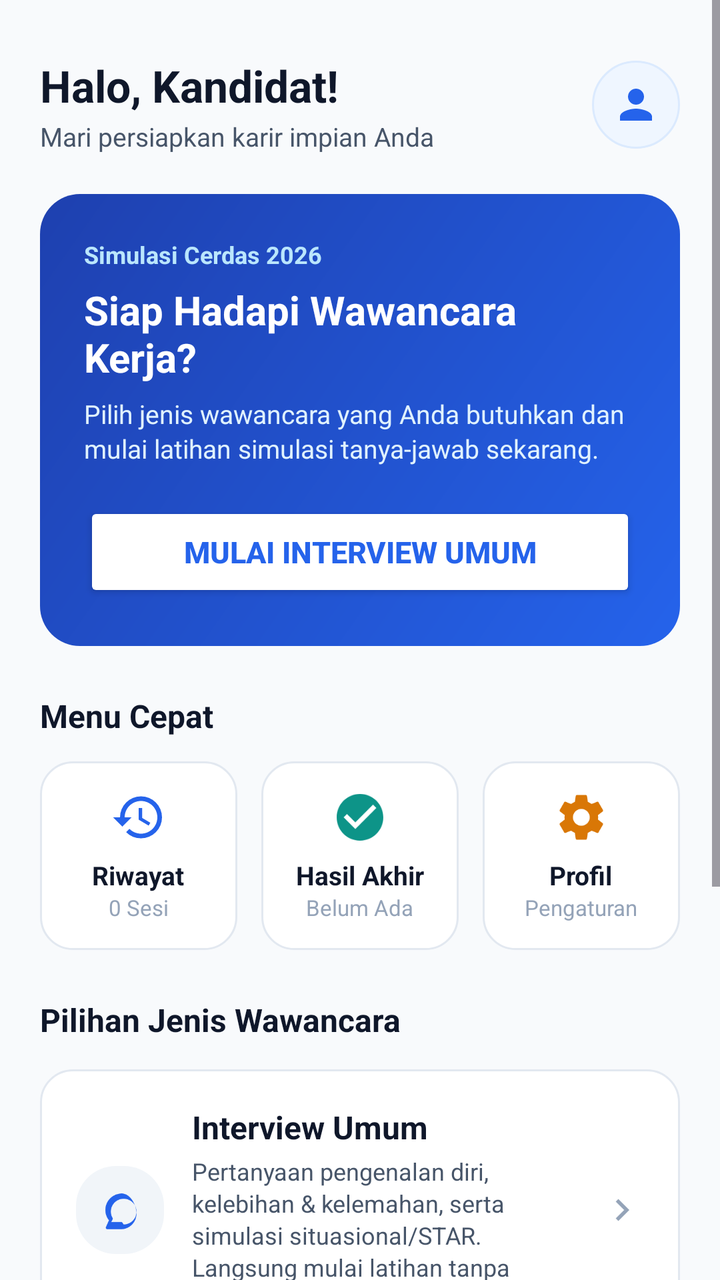
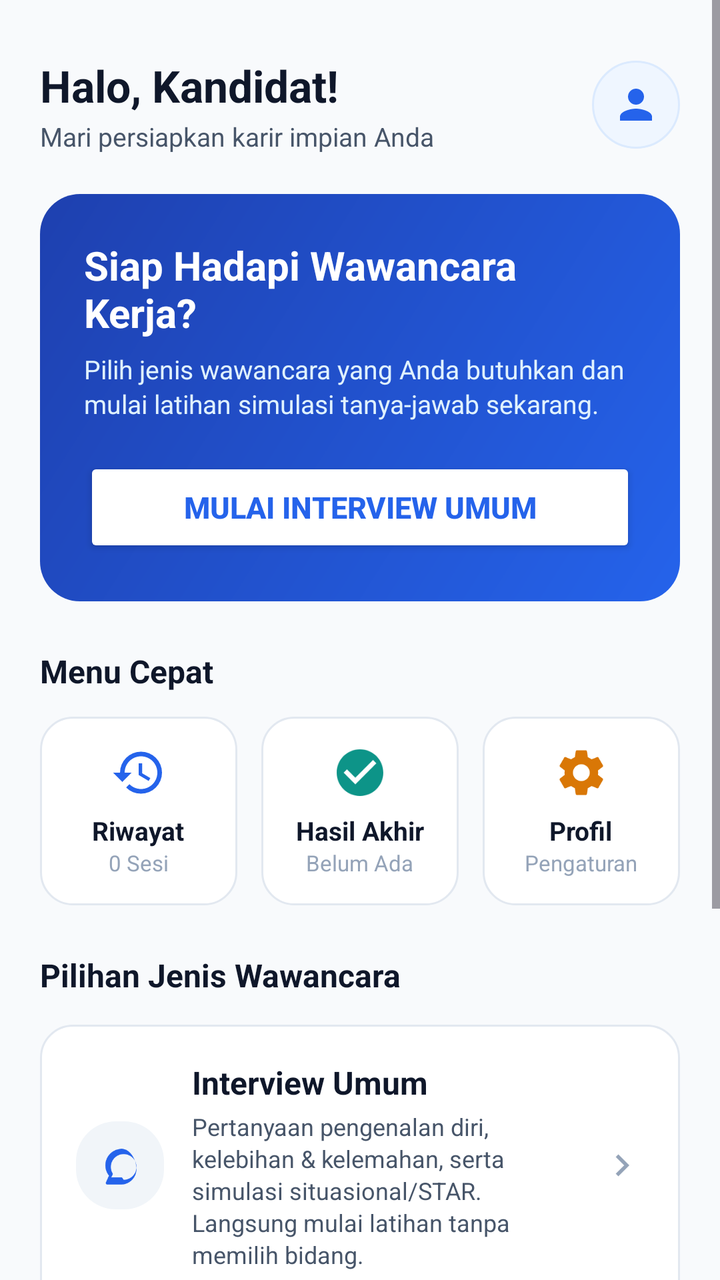

An Android layout rendered at two revisions. The XML below is the earlier revision; the diff shows what the commit changed to produce the second picture.
<!-- AndroidManifest.xml: application theme Theme.InterviewAI -->
<!-- res/layout/activity_home.xml -->
<?xml version="1.0" encoding="utf-8"?>
<ScrollView xmlns:android="http://schemas.android.com/apk/res/android"
    xmlns:app="http://schemas.android.com/apk/res-auto"
    android:id="@+id/main"
    android:layout_width="match_parent"
    android:layout_height="match_parent"
    android:background="@color/bg_light"
    android:fillViewport="true">

    <LinearLayout
        android:layout_width="match_parent"
        android:layout_height="wrap_content"
        android:orientation="vertical"
        android:padding="20dp">

        
        <LinearLayout
            android:layout_width="match_parent"
            android:layout_height="wrap_content"
            android:orientation="horizontal"
            android:gravity="center_vertical"
            android:layout_marginTop="8dp"
            android:layout_marginBottom="20dp">

            <LinearLayout
                android:layout_width="0dp"
                android:layout_height="wrap_content"
                android:layout_weight="1"
                android:orientation="vertical">

                <TextView
                    android:id="@+id/txtGreeting"
                    android:layout_width="wrap_content"
                    android:layout_height="wrap_content"
                    android:text="Halo, Kandidat!"
                    android:textColor="@color/text_primary"
                    android:textSize="22sp"
                    android:textStyle="bold" />

                <TextView
                    android:layout_width="wrap_content"
                    android:layout_height="wrap_content"
                    android:text="Mari persiapkan karir impian Anda"
                    android:textColor="@color/text_secondary"
                    android:textSize="13sp"
                    android:layout_marginTop="2dp" />
            </LinearLayout>

            
            <ImageView
                android:id="@+id/btnHeaderProfile"
                android:layout_width="44dp"
                android:layout_height="44dp"
                android:background="@drawable/bg_badge_score"
                android:padding="10dp"
                android:src="@drawable/ic_person"
                app:tint="@color/primary"
                android:contentDescription="Profil Saya" />

        </LinearLayout>

        
        <LinearLayout
            android:layout_width="match_parent"
            android:layout_height="wrap_content"
            android:background="@drawable/bg_hero_gradient"
            android:orientation="vertical"
            android:padding="22dp"
            android:layout_marginBottom="24dp">

            <TextView
                android:layout_width="wrap_content"
                android:layout_height="wrap_content"
                android:text="Simulasi Cerdas 2026"
                android:textColor="#BAE6FD"
                android:textSize="12sp"
                android:textStyle="bold"
                android:layout_marginBottom="6dp" />

            <TextView
                android:layout_width="match_parent"
                android:layout_height="wrap_content"
                android:text="@string/home_hero_title"
                android:textColor="@color/white"
                android:textSize="20sp"
                android:textStyle="bold"
                android:layout_marginBottom="6dp" />

            <TextView
                android:layout_width="match_parent"
                android:layout_height="wrap_content"
                android:text="@string/home_hero_desc"
                android:textColor="#E0F2FE"
                android:textSize="13sp"
                android:lineSpacingExtra="2dp"
                android:layout_marginBottom="18dp" />

            <Button
                android:id="@+id/btnMainStartInterview"
                android:layout_width="match_parent"
                android:layout_height="50dp"
                android:text="@string/btn_start_interview"
                android:textColor="@color/primary"
                android:textSize="15sp"
                android:textStyle="bold"
                app:backgroundTint="@color/white"
                app:cornerRadius="12dp" />

        </LinearLayout>

        
        <TextView
            android:layout_width="wrap_content"
            android:layout_height="wrap_content"
            android:text="@string/section_quick_nav"
            android:textColor="@color/text_primary"
            android:textSize="16sp"
            android:textStyle="bold"
            android:layout_marginBottom="12dp" />

        <LinearLayout
            android:layout_width="match_parent"
            android:layout_height="wrap_content"
            android:orientation="horizontal"
            android:layout_marginBottom="24dp">

            
            <LinearLayout
                android:id="@+id/cardQuickHistory"
                android:layout_width="0dp"
                android:layout_height="wrap_content"
                android:layout_weight="1"
                android:background="@drawable/bg_card_white"
                android:orientation="vertical"
                android:padding="14dp"
                android:gravity="center"
                android:clickable="true"
                android:focusable="true"
                android:foreground="?attr/selectableItemBackground"
                android:layout_marginEnd="6dp">

                <ImageView
                    android:layout_width="28dp"
                    android:layout_height="28dp"
                    android:src="@drawable/ic_history"
                    app:tint="@color/primary"
                    android:contentDescription="Riwayat"
                    android:layout_marginBottom="6dp" />

                <TextView
                    android:layout_width="wrap_content"
                    android:layout_height="wrap_content"
                    android:text="Riwayat"
                    android:textColor="@color/text_primary"
                    android:textSize="13sp"
                    android:textStyle="bold" />

                <TextView
                    android:id="@+id/txtHistorySessionCount"
                    android:layout_width="wrap_content"
                    android:layout_height="wrap_content"
                    android:text="0 Sesi"
                    android:textColor="@color/text_muted"
                    android:textSize="11sp" />
            </LinearLayout>

            
            <LinearLayout
                android:id="@+id/cardQuickResult"
                android:layout_width="0dp"
                android:layout_height="wrap_content"
                android:layout_weight="1"
                android:background="@drawable/bg_card_white"
                android:orientation="vertical"
                android:padding="14dp"
                android:gravity="center"
                android:clickable="true"
                android:focusable="true"
                android:foreground="?attr/selectableItemBackground"
                android:layout_marginHorizontal="6dp">

                <ImageView
                    android:layout_width="28dp"
                    android:layout_height="28dp"
                    android:src="@drawable/ic_check_circle"
                    app:tint="@color/secondary"
                    android:contentDescription="Hasil"
                    android:layout_marginBottom="6dp" />

                <TextView
                    android:layout_width="wrap_content"
                    android:layout_height="wrap_content"
                    android:text="Hasil Akhir"
                    android:textColor="@color/text_primary"
                    android:textSize="13sp"
                    android:textStyle="bold" />

                <TextView
                    android:id="@+id/txtLatestScore"
                    android:layout_width="wrap_content"
                    android:layout_height="wrap_content"
                    android:text="Belum Ada"
                    android:textColor="@color/text_muted"
                    android:textSize="11sp" />
            </LinearLayout>

            
            <LinearLayout
                android:id="@+id/cardQuickProfile"
                android:layout_width="0dp"
                android:layout_height="wrap_content"
                android:layout_weight="1"
                android:background="@drawable/bg_card_white"
                android:orientation="vertical"
                android:padding="14dp"
                android:gravity="center"
                android:clickable="true"
                android:focusable="true"
                android:foreground="?attr/selectableItemBackground"
                android:layout_marginStart="6dp">

                <ImageView
                    android:layout_width="28dp"
                    android:layout_height="28dp"
                    android:src="@drawable/ic_settings"
                    app:tint="@color/warning"
                    android:contentDescription="Pengaturan"
                    android:layout_marginBottom="6dp" />

                <TextView
                    android:layout_width="wrap_content"
                    android:layout_height="wrap_content"
                    android:text="Profil"
                    android:textColor="@color/text_primary"
                    android:textSize="13sp"
                    android:textStyle="bold" />

                <TextView
                    android:layout_width="wrap_content"
                    android:layout_height="wrap_content"
                    android:text="Pengaturan"
                    android:textColor="@color/text_muted"
                    android:textSize="11sp" />
            </LinearLayout>

        </LinearLayout>

        
        <TextView
            android:layout_width="wrap_content"
            android:layout_height="wrap_content"
            android:text="@string/section_categories"
            android:textColor="@color/text_primary"
            android:textSize="16sp"
            android:textStyle="bold"
            android:layout_marginBottom="14dp" />

        
        <LinearLayout
            android:id="@+id/cardInterviewUmum"
            android:layout_width="match_parent"
            android:layout_height="wrap_content"
            android:background="@drawable/bg_card_white"
            android:orientation="vertical"
            android:padding="18dp"
            android:clickable="true"
            android:focusable="true"
            android:foreground="?attr/selectableItemBackground"
            android:layout_marginBottom="14dp">

            <LinearLayout
                android:layout_width="match_parent"
                android:layout_height="wrap_content"
                android:orientation="horizontal"
                android:gravity="center_vertical">

                <ImageView
                    android:layout_width="44dp"
                    android:layout_height="44dp"
                    android:background="@drawable/bg_badge_role"
                    android:padding="11dp"
                    android:src="@drawable/ic_psychology"
                    app:tint="@color/primary"
                    android:contentDescription="Interview Umum"
                    android:layout_marginEnd="14dp" />

                <LinearLayout
                    android:layout_width="0dp"
                    android:layout_height="wrap_content"
                    android:layout_weight="1"
                    android:orientation="vertical">

                    <TextView
                        android:layout_width="wrap_content"
                        android:layout_height="wrap_content"
                        android:text="@string/title_interview_umum"
                        android:textColor="@color/text_primary"
                        android:textSize="16sp"
                        android:textStyle="bold" />

                    <TextView
                        android:layout_width="wrap_content"
                        android:layout_height="wrap_content"
                        android:text="@string/desc_interview_umum"
                        android:textColor="@color/text_secondary"
                        android:textSize="12sp"
                        android:lineSpacingExtra="2dp"
                        android:layout_marginTop="3dp" />
                </LinearLayout>

                <ImageView
                    android:layout_width="22dp"
                    android:layout_height="22dp"
                    android:src="@drawable/ic_chevron_right"
                    app:tint="@color/text_muted"
                    android:contentDescription="Mulai"
                    android:layout_marginStart="8dp" />
            </LinearLayout>

            <TextView
                android:layout_width="wrap_content"
                android:layout_height="wrap_content"
                android:background="@drawable/bg_badge_score"
                android:paddingHorizontal="10dp"
                android:paddingVertical="3dp"
                android:text="@string/badge_interview_umum"
                android:textColor="@color/primary"
                android:textSize="11sp"
                android:textStyle="bold"
                android:layout_marginTop="12dp" />

        </LinearLayout>

        
        <LinearLayout
            android:id="@+id/cardInterviewTeknis"
            android:layout_width="match_parent"
            android:layout_height="wrap_content"
            android:background="@drawable/bg_card_white"
            android:orientation="vertical"
            android:padding="18dp"
            android:clickable="true"
            android:focusable="true"
            android:foreground="?attr/selectableItemBackground"
            android:layout_marginBottom="24dp">

            <LinearLayout
                android:layout_width="match_parent"
                android:layout_height="wrap_content"
                android:orientation="horizontal"
                android:gravity="center_vertical">

                <ImageView
                    android:layout_width="44dp"
                    android:layout_height="44dp"
                    android:background="@drawable/bg_badge_role"
                    android:padding="11dp"
                    android:src="@drawable/ic_code"
                    app:tint="@color/accent"
                    android:contentDescription="Interview Teknis"
                    android:layout_marginEnd="14dp" />

                <LinearLayout
                    android:layout_width="0dp"
                    android:layout_height="wrap_content"
                    android:layout_weight="1"
                    android:orientation="vertical">

                    <TextView
                        android:layout_width="wrap_content"
                        android:layout_height="wrap_content"
                        android:text="@string/title_interview_teknis"
                        android:textColor="@color/text_primary"
                        android:textSize="16sp"
                        android:textStyle="bold" />

                    <TextView
                        android:layout_width="wrap_content"
                        android:layout_height="wrap_content"
                        android:text="@string/desc_interview_teknis"
                        android:textColor="@color/text_secondary"
                        android:textSize="12sp"
                        android:lineSpacingExtra="2dp"
                        android:layout_marginTop="3dp" />
                </LinearLayout>

                <ImageView
                    android:layout_width="22dp"
                    android:layout_height="22dp"
                    android:src="@drawable/ic_chevron_right"
                    app:tint="@color/text_muted"
                    android:contentDescription="Pilih Bidang"
                    android:layout_marginStart="8dp" />
            </LinearLayout>

            <TextView
                android:layout_width="wrap_content"
                android:layout_height="wrap_content"
                android:background="@drawable/bg_badge_role"
                android:paddingHorizontal="10dp"
                android:paddingVertical="3dp"
                android:text="@string/badge_interview_teknis"
                android:textColor="@color/accent"
                android:textSize="11sp"
                android:textStyle="bold"
                android:layout_marginTop="12dp" />

        </LinearLayout>

    </LinearLayout>
</ScrollView>
<!-- resources referenced by this layout -->
<resources>
  <color name="accent">#4F46E5</color>
  <color name="bg_light">#F8FAFC</color>
  <color name="primary">#2563EB</color>
  <color name="secondary">#0D9488</color>
  <color name="text_muted">#94A3B8</color>
  <color name="text_primary">#0F172A</color>
  <color name="text_secondary">#475569</color>
  <color name="warning">#D97706</color>
  <color name="white">#FFFFFF</color>
  <!-- drawable bg_badge_role (drawable) -->
  <?xml version="1.0" encoding="utf-8"?>
  <shape xmlns:android="http://schemas.android.com/apk/res/android"
      android:shape="rectangle">
      <solid android:color="@color/divider" />
      <corners android:radius="20dp" />
  </shape>
  <!-- drawable bg_badge_score (drawable) -->
  <?xml version="1.0" encoding="utf-8"?>
  <shape xmlns:android="http://schemas.android.com/apk/res/android"
      android:shape="rectangle">
      <solid android:color="@color/primary_container" />
      <corners android:radius="24dp" />
      <stroke
          android:width="1dp"
          android:color="@color/primary_light" />
  </shape>
  <!-- drawable bg_card_white (drawable) -->
  <?xml version="1.0" encoding="utf-8"?>
  <shape xmlns:android="http://schemas.android.com/apk/res/android"
      android:shape="rectangle">
      <solid android:color="@color/surface_card" />
      <corners android:radius="16dp" />
      <stroke
          android:width="1dp"
          android:color="@color/surface_stroke" />
  </shape>
  <!-- drawable bg_hero_gradient (drawable) -->
  <?xml version="1.0" encoding="utf-8"?>
  <shape xmlns:android="http://schemas.android.com/apk/res/android"
      android:shape="rectangle">
      <gradient
          android:angle="135"
          android:startColor="#2563EB"
          android:endColor="#1E40AF"
          android:type="linear" />
      <corners android:radius="20dp" />
  </shape>
  <!-- drawable ic_chevron_right (drawable) -->
  <vector xmlns:android="http://schemas.android.com/apk/res/android"
      android:width="24dp"
      android:height="24dp"
      android:viewportWidth="24"
      android:viewportHeight="24">
    <path
        android:fillColor="@color/text_muted"
        android:pathData="M10,6L8.59,7.41 13.17,12l-4.58,4.59L10,18l6,-6z"/>
  </vector>
  <!-- drawable ic_code (drawable) -->
  <vector xmlns:android="http://schemas.android.com/apk/res/android"
      android:width="24dp"
      android:height="24dp"
      android:viewportWidth="24"
      android:viewportHeight="24">
    <path
        android:fillColor="@color/primary"
        android:pathData="M9.4,16.6L4.8,12l4.6,-4.6L8,6l-6,6 6,6 1.4,-1.4zm5.2,0l4.6,-4.6 -4.6,-4.6L16,6l6,6 -6,6 -1.4,-1.4z"/>
  </vector>
  <string name="badge_interview_teknis">Pilih Bidang • 10 Bidang Keahlian</string>
  <string name="badge_interview_umum">Langsung Mulai • Umum &amp; Behavioral</string>
  <string name="btn_start_interview">Mulai Interview Umum</string>
  <string name="desc_interview_teknis">Pertanyaan teknis mendalam sesuai bidang keahlian (10 Bidang Pilihan). Disesuaikan dengan bidang pilihan Anda.</string>
  <string name="desc_interview_umum">Pertanyaan pengenalan diri, kelebihan &amp; kelemahan, serta simulasi situasional/STAR. Langsung mulai latihan tanpa memilih bidang.</string>
  <string name="home_hero_desc">Pilih jenis wawancara yang Anda butuhkan dan mulai latihan simulasi tanya-jawab sekarang.</string>
  <string name="home_hero_title">Siap Hadapi Wawancara Kerja?</string>
  <string name="section_categories">Pilihan Jenis Wawancara</string>
  <string name="section_quick_nav">Menu Cepat</string>
  <string name="title_interview_teknis">Interview Teknis</string>
  <string name="title_interview_umum">Interview Umum</string>
  <style name="Theme.InterviewAI" parent="Base.Theme.InterviewAI" />
  <color name="divider">#F1F5F9</color>
  <color name="primary_container">#EFF6FF</color>
  <color name="primary_light">#DBEAFE</color>
  <color name="surface_card">#FFFFFF</color>
  <color name="surface_stroke">#E2E8F0</color>
  <color name="success">#16A34A</color>
  <color name="on_primary">#FFFFFF</color>
  <!-- unchanged entries left out for length: 6 -->
</resources>

<!-- the commit's change to res/layout/activity_home.xml (unified diff, before → after) -->
@@ -68,14 +68,6 @@
             android:padding="22dp"
             android:layout_marginBottom="24dp">
 
-            <TextView
-                android:layout_width="wrap_content"
-                android:layout_height="wrap_content"
-                android:text="Simulasi Cerdas 2026"
-                android:textColor="#BAE6FD"
-                android:textSize="12sp"
-                android:textStyle="bold"
-                android:layout_marginBottom="6dp" />
 
             <TextView
                 android:layout_width="match_parent"
